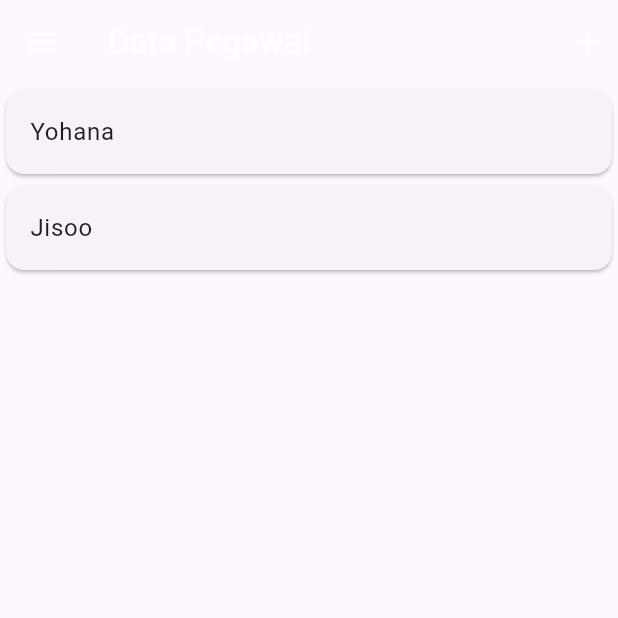
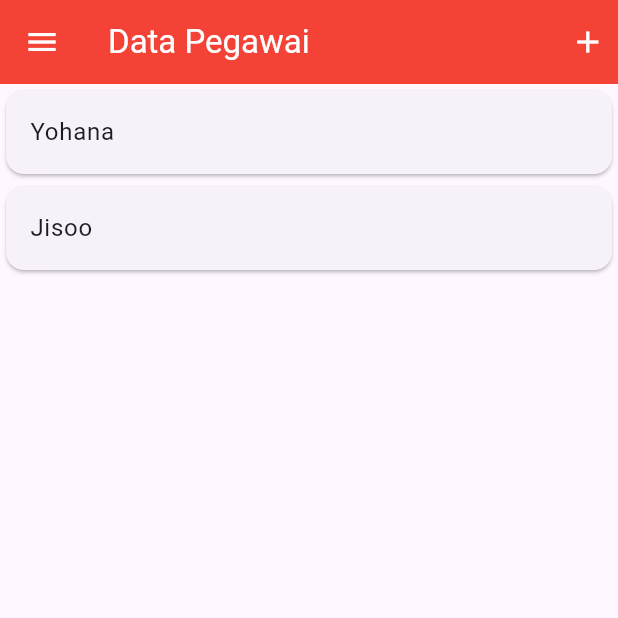
Before and after one commit to Yohanaa02/klinik_app, a Flutter app: the PegawaiPage screen opened directly, on a phone screen of 412 x 824 dp, the top half of it. Run offline on Flutter 3.47's test engine with Material 3 defaults, Android fonts, the phone set to English and light mode, and no system bars; our stand-ins replace cloud_firestore, firebase_core, shared_preferences; accounts and stored records are empty; generated files the repository leaves out were written again.

Commit message:
commit baru

```diff
--- a/lib/ui/pegawai_page.dart
+++ b/lib/ui/pegawai_page.dart
@@ -3,7 +3,6 @@ import 'package:klinik_app/model/pegawai.dart';
 import 'package:klinik_app/ui/pegawai_form_page.dart';
 import 'package:klinik_app/ui/pegawai_item_page.dart';
 import '../widget/sidebar.dart';
-import 'package:klinik_app/constant.dart';
 
 class PegawaiPage extends StatefulWidget {
   const PegawaiPage({super.key});
@@ -19,7 +18,7 @@ class _PegawaiPageState extends State<PegawaiPage> {
         drawer: Sidebar(),
         appBar: AppBar(
           title: const Text("Data Pegawai"),
-          backgroundColor: Palette.pegawai,
+          backgroundColor: Colors.red,
           foregroundColor: Colors.white,
           actions: [
             GestureDetector(
```
